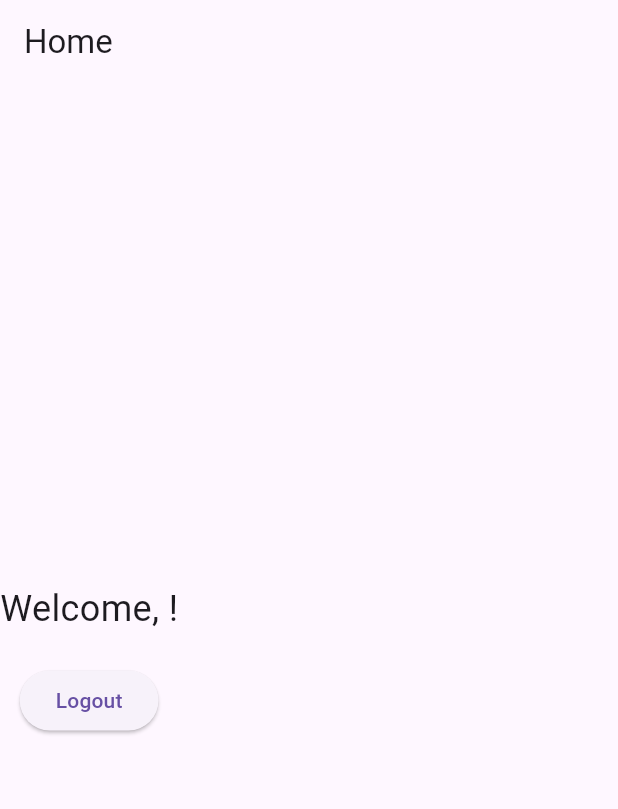
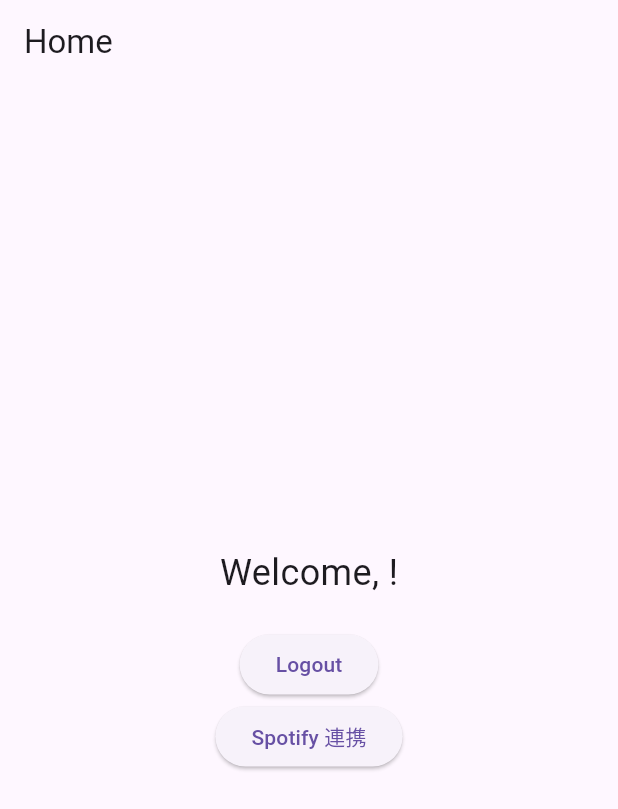
Before and after one commit to jphacks/tk_2404, a Flutter app: the HomeView screen opened by its route, on a phone screen of 412 x 824 dp. Shown: the top 809 px of the screen. Run offline on Flutter 3.47's test engine with Material 3 defaults, Android fonts, the light colour scheme and no system bars; our stand-ins replace app_links, firebase_auth, firebase_core, go_router; accounts and stored records are empty; generated files the repository leaves out were written again; network calls fail.

Commit message:
feat: spotifyのcodeを取得できるようにする

```diff
--- a/app/lib/main.dart
+++ b/app/lib/main.dart
@@ -2,6 +2,7 @@
 import 'package:app/routers.dart';
 import 'package:app/view_model/firebase_state.dart';
 import 'package:app/view_model/login_view_model.dart';
+import 'package:app/view_model/shopify_callback_state.dart';
 import 'package:firebase_core/firebase_core.dart';
 import 'package:flutter/material.dart';
 import 'package:provider/provider.dart';
@@ -23,6 +24,9 @@
       providers: [
         ChangeNotifierProvider(create: (_) => FirebaseState()),
         ChangeNotifierProvider(
+            create: (context) =>
+                ShopifyCallbackState(context.read<FirebaseState>())),
+        ChangeNotifierProvider(
             create: (context) => LoginViewModel(context.read<FirebaseState>())),
       ],
       child: MaterialApp.router(
--- /dev/null
+++ b/app/lib/view_model/shopify_callback_state.dart
@@ -0,0 +1,46 @@
+import 'dart:async';
+
+import 'package:app/view_model/firebase_state.dart';
+import 'package:app_links/app_links.dart';
+import 'package:flutter/material.dart';
+
+class ShopifyCallbackState with ChangeNotifier {
+  final FirebaseState firebaseState;
+  String? _code;
+  String? _state;
+  StreamSubscription? _sub;
+  final AppLinks _appLinks = AppLinks();
+
+  String? get code => _code;
+  String? get state => _state;
+
+  ShopifyCallbackState(this.firebaseState) {
+    _initDeepLinkListener();
+  }
+
+  void _initDeepLinkListener() {
+    _sub = _appLinks.uriLinkStream.listen((Uri? uri) {
+      if (uri != null && firebaseState.isAuthenticated) {
+        if (uri.scheme == 'net.hekuta' &&
+            uri.host == 'net.hekuta' &&
+            uri.path == '/spotify/callback') {
+          _code = uri.queryParameters['code'];
+          _state = uri.queryParameters['state'];
+
+          print('Code: $_code');
+          print('State: $_state');
+
+          notifyListeners();
+        }
+      }
+    }, onError: (Object err) {
+      print('Error receiving deep link: $err');
+    });
+  }
+
+  @override
+  void dispose() {
+    _sub?.cancel();
+    super.dispose();
+  }
+}
--- a/app/lib/views/home_view.dart
+++ b/app/lib/views/home_view.dart
@@ -2,6 +2,28 @@
 import 'package:flutter/material.dart';
 import 'package:go_router/go_router.dart';
 import 'package:provider/provider.dart';
+import 'package:url_launcher/url_launcher.dart';
+
+Uri buildSpotifyAuthUrl({
+  required String clientId,
+  required String scope,
+  required String redirectUri,
+  required String state,
+}) {
+  final Uri uri = Uri.https(
+    'accounts.spotify.com',
+    '/authorize',
+    {
+      'response_type': 'code',
+      'client_id': clientId,
+      'scope': scope,
+      'redirect_uri': redirectUri,
+      'state': state,
+    },
+  );
+
+  return uri;
+}
 
 class HomeView extends StatelessWidget {
   const HomeView({super.key});
@@ -10,9 +32,22 @@
   Widget build(BuildContext context) {
     final loginViewModel = Provider.of<LoginViewModel>(context);
 
+    const String clientId = 'b3329c91ec944417b65b2baa5fda72be';
+    const String scope = 'user-read-private user-read-email';
+    const String redirectUri = 'net.hekuta://net.hekuta/spotify/callback';
+    const String state = 'STATE';
+
+    final Uri authUrl = buildSpotifyAuthUrl(
+      clientId: clientId,
+      scope: scope,
+      redirectUri: redirectUri,
+      state: state,
+    );
+
     return Scaffold(
         appBar: AppBar(title: const Text('Home')),
-      body: Column(
+        body: Center(
+          child: Column(
             mainAxisAlignment: MainAxisAlignment.center,
             children: [
               Text(
@@ -32,8 +67,14 @@
                 },
                 child: const Text('Logout'),
               ),
+              ElevatedButton(
+                onPressed: () async {
+                  await launchUrl(authUrl);
+                },
+                child: const Text('Spotify 連携'),
+              ),
             ],
           ),
-    );
+        ));
   }
 }
--- a/app/pubspec.yaml
+++ b/app/pubspec.yaml
@@ -16,6 +16,8 @@
   firebase_core: ^3.6.0
   go_router: ^14.3.0
   provider: ^6.1.2
+  url_launcher: ^6.3.1
+  app_links: ^6.3.2
 
 dev_dependencies:
   flutter_test:
```
Also changed, not shown: app/pubspec.lock, 1 other file. Lines whose indentation alone changed are shown as unchanged.
